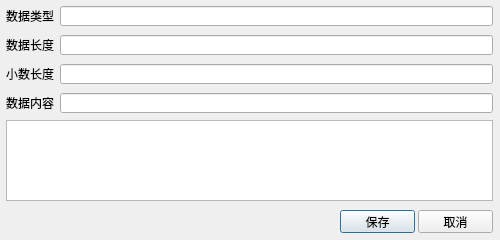
Above: src/dialogmodifycell.ui from cnldw/FinanceFileReader before the change. Below: the same form after it.
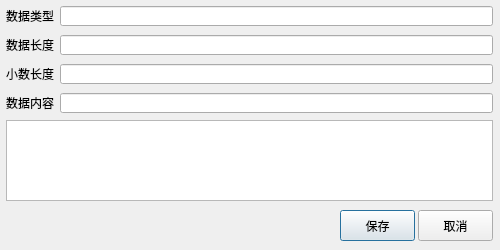
That is the form after the change.

What changed in the file:
```diff
--- a/src/dialogmodifycell.ui
+++ b/src/dialogmodifycell.ui
@@ -7,19 +7,19 @@
     <x>0</x>
     <y>0</y>
     <width>500</width>
-    <height>240</height>
+    <height>250</height>
    </rect>
   </property>
   <property name="minimumSize">
    <size>
     <width>500</width>
-    <height>240</height>
+    <height>250</height>
    </size>
   </property>
   <property name="maximumSize">
    <size>
     <width>500</width>
-    <height>240</height>
+    <height>250</height>
    </size>
   </property>
   <property name="font">
@@ -131,7 +131,7 @@
      <x>340</x>
      <y>210</y>
      <width>75</width>
-     <height>23</height>
+     <height>31</height>
     </rect>
    </property>
    <property name="text">
@@ -144,7 +144,7 @@
      <x>418</x>
      <y>210</y>
      <width>75</width>
-     <height>23</height>
+     <height>31</height>
     </rect>
    </property>
    <property name="text">
```
